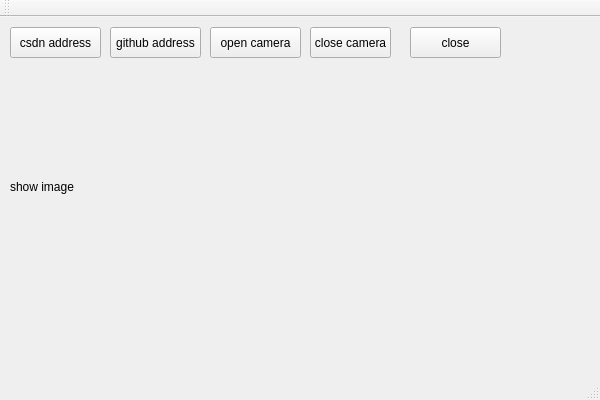
Old version of the form demo/Widgets_Test/Widgets_Test.ui in the repository fengbingchun/Qt_Test.
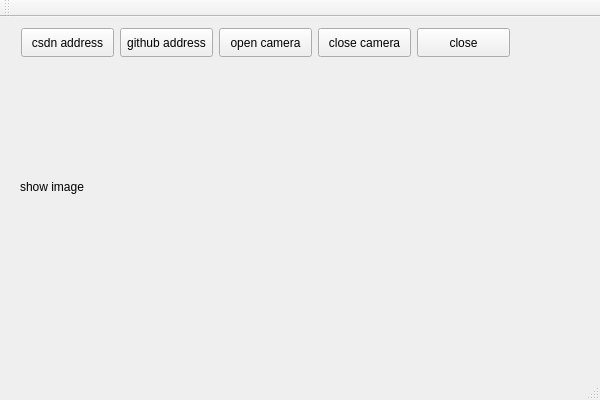
New version of the form.

Diff of the .ui file:
```diff
--- a/demo/Widgets_Test/Widgets_Test.ui
+++ b/demo/Widgets_Test/Widgets_Test.ui
@@ -14,36 +14,10 @@
    <string>Widgets_Test</string>
   </property>
   <widget class="QWidget" name="centralWidget">
-   <widget class="QPushButton" name="csdn_address">
-    <property name="geometry">
-     <rect>
-      <x>10</x>
-      <y>10</y>
-      <width>91</width>
-      <height>31</height>
-     </rect>
-    </property>
-    <property name="text">
-     <string>csdn address</string>
-    </property>
-   </widget>
-   <widget class="QPushButton" name="github_address">
-    <property name="geometry">
-     <rect>
-      <x>110</x>
-      <y>10</y>
-      <width>91</width>
-      <height>31</height>
-     </rect>
-    </property>
-    <property name="text">
-     <string>github address</string>
-    </property>
-   </widget>
    <widget class="QLabel" name="label_show">
     <property name="geometry">
      <rect>
-      <x>10</x>
+      <x>20</x>
       <y>50</y>
       <width>320</width>
       <height>240</height>
@@ -53,44 +27,92 @@
      <string>show image</string>
     </property>
    </widget>
-   <widget class="QPushButton" name="button_close">
+   <widget class="QWidget" name="widget" native="true">
     <property name="geometry">
      <rect>
-      <x>410</x>
-      <y>10</y>
-      <width>91</width>
-      <height>31</height>
+      <x>10</x>
+      <y>0</y>
+      <width>511</width>
+      <height>51</height>
      </rect>
     </property>
-    <property name="text">
-     <string>close</string>
+    <property name="sizePolicy">
+     <sizepolicy hsizetype="Expanding" vsizetype="Preferred">
+      <horstretch>0</horstretch>
+      <verstretch>0</verstretch>
+     </sizepolicy>
     </property>
-   </widget>
-   <widget class="QPushButton" name="open_camera">
-    <property name="geometry">
-     <rect>
-      <x>210</x>
-      <y>10</y>
-      <width>91</width>
-      <height>31</height>
-     </rect>
-    </property>
-    <property name="text">
-     <string>open camera</string>
-    </property>
-   </widget>
-   <widget class="QPushButton" name="close_camera">
-    <property name="geometry">
-     <rect>
-      <x>310</x>
-      <y>10</y>
-      <width>81</width>
-      <height>31</height>
-     </rect>
-    </property>
-    <property name="text">
-     <string>close camera</string>
-    </property>
+    <layout class="QHBoxLayout" name="horizontalLayout_2">
+     <item>
+      <layout class="QHBoxLayout" name="horizontalLayout">
+       <item>
+        <widget class="QPushButton" name="csdn_address">
+         <property name="sizePolicy">
+          <sizepolicy hsizetype="Expanding" vsizetype="Expanding">
+           <horstretch>0</horstretch>
+           <verstretch>0</verstretch>
+          </sizepolicy>
+         </property>
+         <property name="text">
+          <string>csdn address</string>
+         </property>
+        </widget>
+       </item>
+       <item>
+        <widget class="QPushButton" name="github_address">
+         <property name="sizePolicy">
+          <sizepolicy hsizetype="Expanding" vsizetype="Expanding">
+           <horstretch>0</horstretch>
+           <verstretch>0</verstretch>
+          </sizepolicy>
+         </property>
+         <property name="text">
+          <string>github address</string>
+         </property>
+        </widget>
+       </item>
+       <item>
+        <widget class="QPushButton" name="open_camera">
+         <property name="sizePolicy">
+          <sizepolicy hsizetype="Expanding" vsizetype="Expanding">
+           <horstretch>0</horstretch>
+           <verstretch>0</verstretch>
+          </sizepolicy>
+         </property>
+         <property name="text">
+          <string>open camera</string>
+         </property>
+        </widget>
+       </item>
+       <item>
+        <widget class="QPushButton" name="close_camera">
+         <property name="sizePolicy">
+          <sizepolicy hsizetype="Expanding" vsizetype="Expanding">
+           <horstretch>0</horstretch>
+           <verstretch>0</verstretch>
+          </sizepolicy>
+         </property>
+         <property name="text">
+          <string>close camera</string>
+         </property>
+        </widget>
+       </item>
+       <item>
+        <widget class="QPushButton" name="button_close">
+         <property name="sizePolicy">
+          <sizepolicy hsizetype="Expanding" vsizetype="Expanding">
+           <horstretch>0</horstretch>
+           <verstretch>0</verstretch>
+          </sizepolicy>
+         </property>
+         <property name="text">
+          <string>close</string>
+         </property>
+        </widget>
+       </item>
+      </layout>
+     </item>
+    </layout>
    </widget>
   </widget>
   <widget class="QMenuBar" name="menuBar">
```
